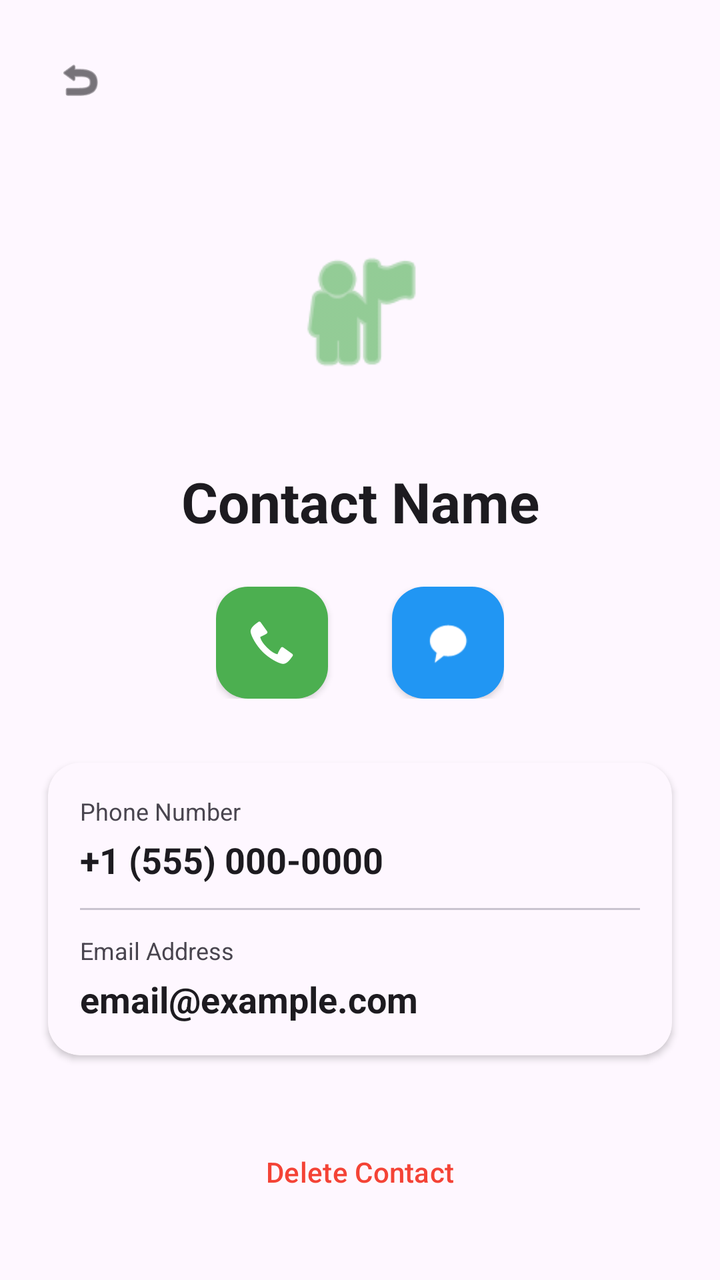
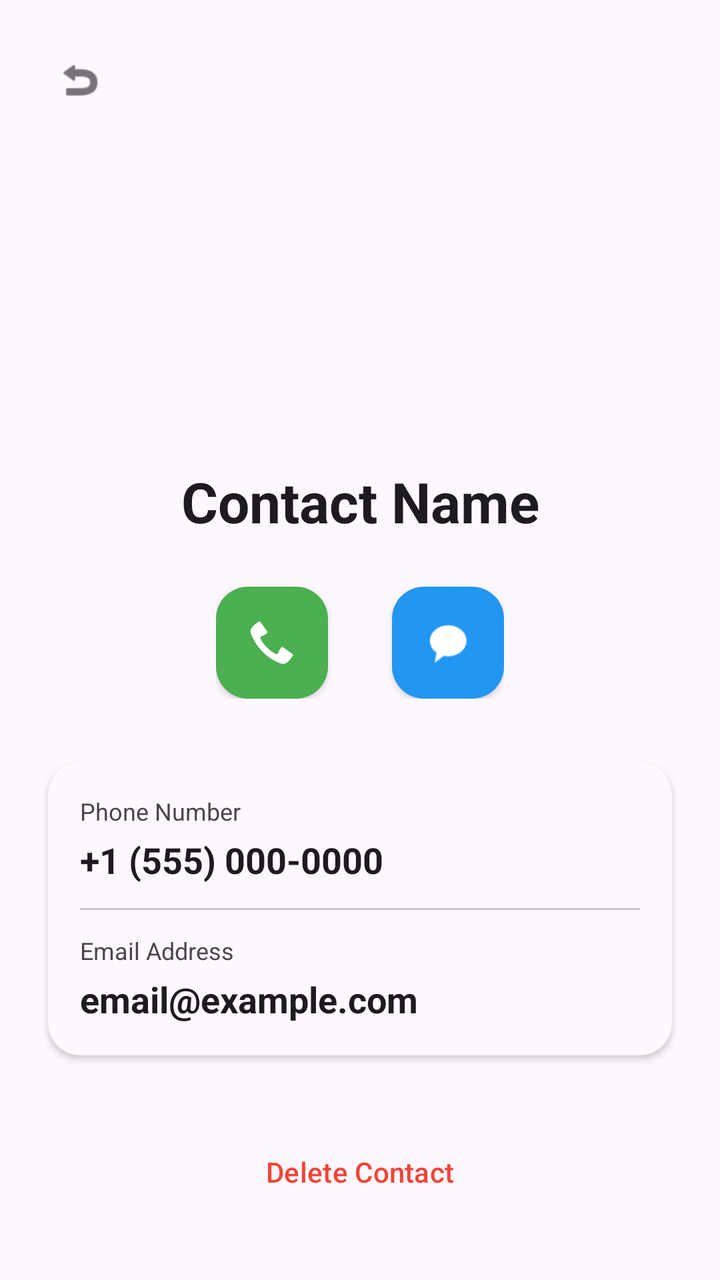

An Android layout rendered at two revisions. The XML below is the earlier revision; the diff shows what the commit changed to produce the second picture.
<!-- AndroidManifest.xml: application theme Theme.ContactManager -->
<!-- res/layout/activity_contact_details.xml -->
<?xml version="1.0" encoding="utf-8"?>
<androidx.constraintlayout.widget.ConstraintLayout
    xmlns:android="http://schemas.android.com/apk/res/android"
    xmlns:app="http://schemas.android.com/apk/res-auto"
    xmlns:tools="http://schemas.android.com/tools"
    android:layout_width="match_parent"
    android:layout_height="match_parent"
    android:background="?attr/colorSurface"
    android:id="@+id/main"
    tools:context=".ContactDetails">

    <ImageView
        android:id="@+id/btn_back"
        android:layout_width="48dp"
        android:layout_height="48dp"
        android:layout_marginStart="16dp"
        android:layout_marginTop="16dp"
        android:background="?attr/selectableItemBackgroundBorderless"
        android:clickable="true"
        android:focusable="true"
        android:padding="12dp"
        android:src="@android:drawable/ic_menu_revert"
        app:layout_constraintStart_toStartOf="parent"
        app:layout_constraintTop_toTopOf="parent"
        app:tint="?attr/colorOnSurface" />

    <ImageView
        android:id="@+id/iv_detail_avatar"
        android:layout_width="120dp"
        android:layout_height="120dp"
        android:layout_marginTop="32dp"
        android:background="@drawable/circle_background"
        android:padding="24dp"
        android:src="@android:drawable/ic_menu_myplaces"
        app:layout_constraintEnd_toEndOf="parent"
        app:layout_constraintStart_toStartOf="parent"
        app:layout_constraintTop_toBottomOf="@id/btn_back"
        app:tint="#4CAF50" />

    <TextView
        android:id="@+id/tv_detail_name"
        android:layout_width="wrap_content"
        android:layout_height="wrap_content"
        android:layout_marginTop="16dp"
        android:text="Contact Name"
        android:textColor="?attr/colorOnSurface"
        android:textSize="28sp"
        android:textStyle="bold"
        app:layout_constraintEnd_toEndOf="parent"
        app:layout_constraintStart_toStartOf="parent"
        app:layout_constraintTop_toBottomOf="@id/iv_detail_avatar" />

    <LinearLayout
        android:id="@+id/layout_quick_actions"
        android:layout_width="wrap_content"
        android:layout_height="wrap_content"
        android:layout_marginTop="24dp"
        android:orientation="horizontal"
        android:spacing="16dp"
        app:layout_constraintEnd_toEndOf="parent"
        app:layout_constraintStart_toStartOf="parent"
        app:layout_constraintTop_toBottomOf="@id/tv_detail_name">

        <com.google.android.material.floatingactionbutton.FloatingActionButton
            android:id="@+id/fab_call"
            android:layout_width="wrap_content"
            android:layout_height="wrap_content"
            android:layout_marginEnd="16dp"
            android:backgroundTint="#4CAF50"
            android:contentDescription="call"
            android:src="@android:drawable/stat_sys_phone_call"
            app:elevation="2dp"
            app:tint="@android:color/white" />

        <com.google.android.material.floatingactionbutton.FloatingActionButton
            android:id="@+id/fab_message"
            android:layout_width="wrap_content"
            android:layout_height="wrap_content"
            android:layout_marginStart="16dp"
            android:backgroundTint="#2196F3"
            android:contentDescription="message"
            android:src="@android:drawable/sym_action_chat"
            app:elevation="2dp"
            app:tint="@android:color/white" />
    </LinearLayout>

    <androidx.cardview.widget.CardView
        android:layout_width="match_parent"
        android:layout_height="wrap_content"
        android:layout_marginHorizontal="24dp"
        android:layout_marginTop="32dp"
        app:cardBackgroundColor="?attr/colorSurface"
        app:cardCornerRadius="16dp"
        app:cardElevation="2dp"
        app:layout_constraintTop_toBottomOf="@id/layout_quick_actions">

        <LinearLayout
            android:layout_width="match_parent"
            android:layout_height="wrap_content"
            android:orientation="vertical"
            android:padding="16dp">

            <TextView
                android:layout_width="wrap_content"
                android:layout_height="wrap_content"
                android:text="Phone Number"
                android:textColor="?attr/colorOnSurfaceVariant"
                android:textSize="12sp" />

            <TextView
                android:id="@+id/tv_detail_phone"
                android:layout_width="match_parent"
                android:layout_height="wrap_content"
                android:layout_marginTop="4dp"
                android:text="+1 (555) 000-0000"
                android:textColor="?attr/colorOnSurface"
                android:textSize="18sp"
                android:textStyle="bold" />

            <View
                android:layout_width="match_parent"
                android:layout_height="1dp"
                android:layout_marginVertical="12dp"
                android:background="?attr/colorOutlineVariant" />

            <TextView
                android:layout_width="wrap_content"
                android:layout_height="wrap_content"
                android:text="Email Address"
                android:textColor="?attr/colorOnSurfaceVariant"
                android:textSize="12sp" />

            <TextView
                android:id="@+id/tv_detail_email"
                android:layout_width="match_parent"
                android:layout_height="wrap_content"
                android:layout_marginTop="4dp"
                android:text="email@example.com"
                android:textColor="?attr/colorOnSurface"
                android:textSize="18sp"
                android:textStyle="bold" />
        </LinearLayout>
    </androidx.cardview.widget.CardView>

    <Button
        android:id="@+id/btn_delete_contact"
        style="?attr/materialButtonOutlinedStyle"
        android:layout_width="match_parent"
        android:layout_height="60dp"
        android:layout_marginHorizontal="24dp"
        android:layout_marginBottom="24dp"
        android:text="Delete Contact"
        android:textColor="#F44336"
        app:strokeColor="#F44336"
        app:cornerRadius="12dp"
        app:layout_constraintBottom_toBottomOf="parent" />

</androidx.constraintlayout.widget.ConstraintLayout>
<!-- resources referenced by this layout -->
<resources>
  <!-- drawable circle_background (drawable) -->
  <?xml version="1.0" encoding="utf-8"?>
  <selector xmlns:android="http://schemas.android.com/apk/res/android">
      <item>
          <shape android:shape="oval" />
      </item>
  </selector>
  <style name="Theme.ContactManager" parent="Base.Theme.ContactManager" />
  <style name="Base.Theme.ContactManager" parent="Theme.Material3.DayNight.NoActionBar">
          
          
      </style>
</resources>

<!-- the commit's change to res/layout/activity_contact_details.xml (unified diff, before → after) -->
@@ -24,18 +24,33 @@
         app:layout_constraintTop_toTopOf="parent"
         app:tint="?attr/colorOnSurface" />
 
-    <ImageView
-        android:id="@+id/iv_detail_avatar"
+    <FrameLayout
+        android:id="@+id/detail_avatar_container"
         android:layout_width="120dp"
         android:layout_height="120dp"
         android:layout_marginTop="32dp"
-        android:background="@drawable/circle_background"
-        android:padding="24dp"
-        android:src="@android:drawable/ic_menu_myplaces"
         app:layout_constraintEnd_toEndOf="parent"
         app:layout_constraintStart_toStartOf="parent"
-        app:layout_constraintTop_toBottomOf="@id/btn_back"
-        app:tint="#4CAF50" />
+        app:layout_constraintTop_toBottomOf="@id/btn_back">
+
+        <TextView
+            android:id="@+id/tv_detail_initial"
+            android:layout_width="match_parent"
+            android:layout_height="match_parent"
+            android:background="@drawable/circle_background"
+            android:gravity="center"
+            android:textColor="@android:color/white"
+            android:textSize="48sp"
+            android:textStyle="bold" />
+
+        <com.google.android.material.imageview.ShapeableImageView
+            android:id="@+id/iv_detail_avatar"
+            android:layout_width="match_parent"
+            android:layout_height="match_parent"
+            android:scaleType="centerCrop"
+            android:visibility="gone"
+            app:shapeAppearanceOverlay="@style/ShapeAppearance.Material3.Corner.Full" />
+    </FrameLayout>
 
     <TextView
         android:id="@+id/tv_detail_name"
@@ -48,7 +63,7 @@
         android:textStyle="bold"
         app:layout_constraintEnd_toEndOf="parent"
         app:layout_constraintStart_toStartOf="parent"
-        app:layout_constraintTop_toBottomOf="@id/iv_detail_avatar" />
+        app:layout_constraintTop_toBottomOf="@id/detail_avatar_container" />
 
     <LinearLayout
         android:id="@+id/layout_quick_actions"
